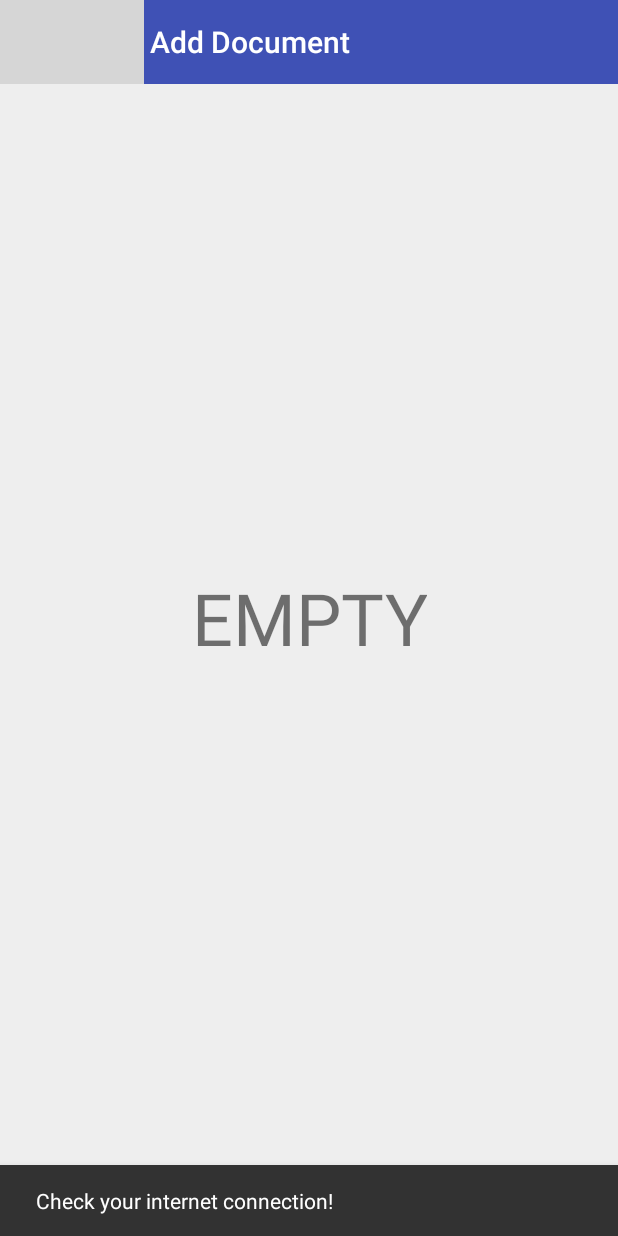
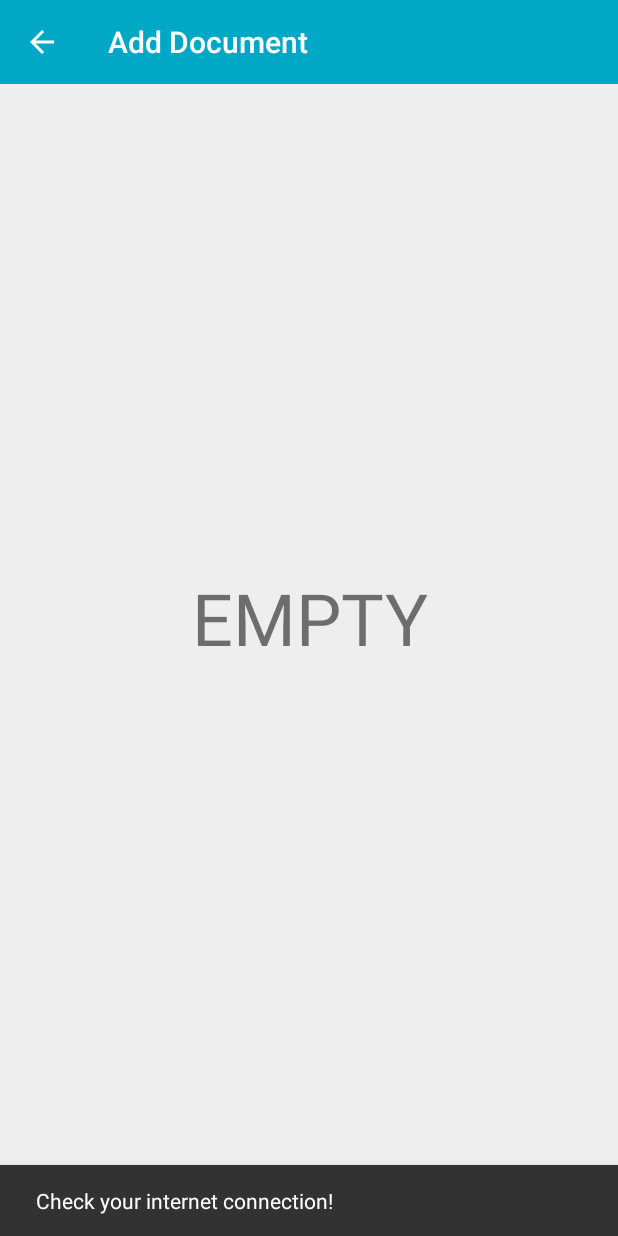
Before and after one commit to nowke/courseview, an Android app: the AddDocumentActivity screen opened directly, with no data from a screen before it, on a phone screen of 412 x 824 dp. Run offline under Robolectric (Android 15) with nearby library versions, the phone set to English and light mode, and no system bars; grey boxes are pictures that could not be loaded.

```diff
--- a/app/src/main/java/in/nowke/courseview/AddDocumentActivity.java
+++ b/app/src/main/java/in/nowke/courseview/AddDocumentActivity.java
@@ -69,16 +69,12 @@ public class AddDocumentActivity extends AppCompatActivity {
     private void setupToolbar() {
         toolbar = (Toolbar) findViewById(R.id.toolbar);
         toolbar.setTitle("Add Document");
-        toolbar.setTitleTextColor(getResources().getColor(R.color.colorWhite));
         setSupportActionBar(toolbar);
-        getSupportActionBar().setDisplayHomeAsUpEnabled(true);
-
-        final Drawable upArrow = getResources().getDrawable(R.drawable.abc_ic_ab_back_mtrl_am_alpha);
-        upArrow.setColorFilter(getResources().getColor(R.color.colorPrimaryText), PorterDuff.Mode.SRC_ATOP);
-        getSupportActionBar().setHomeAsUpIndicator(upArrow);
+        if (getSupportActionBar() != null) {
+            getSupportActionBar().setDisplayHomeAsUpEnabled(true);
+        }
 
         coordinatorLayout = (CoordinatorLayout) findViewById(R.id.coordinator);
-
     }
 
     private void setupRecycler() {
@@ -130,7 +126,7 @@ public class AddDocumentActivity extends AppCompatActivity {
                     Document document = new Document();
                     JSONObject documentObj = documentList.getJSONObject(i);
 
-                    document.id = documentObj.getInt("id");
+                    document.originalId = documentObj.getInt("id");
                     document.title = documentObj.getString("title");
                     document.owner = documentObj.getString("owner");
 
--- /dev/null
+++ b/app/src/main/java/in/nowke/courseview/classes/OnTaskCompleted.java
@@ -0,0 +1,8 @@
+package in.nowke.courseview.classes;
+
+/**
+ * Created by nav on 27/12/15.
+ */
+public interface OnTaskCompleted {
+    void onTaskCompleted();
+}
--- a/app/src/main/java/in/nowke/courseview/model/Document.java
+++ b/app/src/main/java/in/nowke/courseview/model/Document.java
@@ -8,4 +8,5 @@ public class Document {
     public String owner;
     public long id;
     public long curSubId;
+    public long originalId;
 }
--- a/app/src/main/res/drawable/button.xml
+++ /dev/null
@@ -1,4 +0,0 @@
-<selector xmlns:android="http://schemas.android.com/apk/res/android">
-    <!--<item android:state_pressed="true" android:drawable="@drawable/button_pressed"/>-->
-    <!--<item android:drawable="@drawable/button_normal"/>-->
-</selector>
--- a/app/src/main/res/layout/activity_add_document.xml
+++ b/app/src/main/res/layout/activity_add_document.xml
@@ -5,8 +5,8 @@
     android:id="@+id/coordinator"
     android:layout_width="match_parent"
     android:layout_height="match_parent"
-    android:fitsSystemWindows="true"
-    android:background="@color/colorGray">
+    android:background="@color/colorGray"
+    android:fitsSystemWindows="true">
 
     <android.support.v7.widget.Toolbar
         android:id="@+id/toolbar"
@@ -14,13 +14,15 @@
         android:layout_height="?attr/actionBarSize"
         android:background="@color/colorPrimary"
         android:title="@string/activity_document"
-        app:contentInsetStart="72dp" />
+        app:popupTheme="@style/ThemeOverlay.AppCompat.Light"
+        app:contentInsetStart="72dp"
+        app:theme="@style/toolbar_theme" />
 
     <android.support.v4.widget.SwipeRefreshLayout
         android:id="@+id/swipeRefreshLayout"
         android:layout_width="match_parent"
-        android:layout_marginTop="?attr/actionBarSize"
-        android:layout_height="match_parent">
+        android:layout_height="match_parent"
+        android:layout_marginTop="?attr/actionBarSize">
 
         <android.support.v7.widget.RecyclerView
             android:id="@+id/documentListRecycler"
@@ -31,19 +33,19 @@
     </android.support.v4.widget.SwipeRefreshLayout>
 
     <LinearLayout
-        android:orientation="vertical"
         android:id="@+id/document_empty_view"
+        android:layout_width="match_parent"
+        android:layout_height="match_parent"
         android:gravity="center"
-        android:layout_width="match_parent"
-        android:layout_height="match_parent">
+        android:orientation="vertical">
 
         <TextView
+            android:layout_width="wrap_content"
+            android:layout_height="wrap_content"
+            android:layout_gravity="center"
             android:gravity="center"
-            android:layout_gravity="center"
-            android:textSize="48sp"
             android:text="EMPTY"
-            android:layout_width="wrap_content"
-            android:layout_height="wrap_content" />
+            android:textSize="48sp" />
 
     </LinearLayout>
 
--- a/app/src/main/res/values/colors.xml
+++ b/app/src/main/res/values/colors.xml
@@ -1,8 +1,9 @@
 <?xml version="1.0" encoding="utf-8"?>
 <resources>
-    <color name="colorPrimary">#3F51B5</color>
-    <color name="colorPrimaryDark">#303F9F</color>
-    <color name="colorAccent">#FF4081</color>
+    <color name="colorPrimary">#00A8C6</color>
+    <color name="colorPrimaryDark">#007990</color>
+    <color name="colorAccent">#343838</color>
+
     <color name="colorRed">#F44336</color>
     <color name="colorWhite">#FFFFFF</color>
     <color name="colorPrimaryText">#FFFFFF</color>
--- a/app/src/main/res/values/styles.xml
+++ b/app/src/main/res/values/styles.xml
@@ -18,4 +18,9 @@
         <item name="android:theme">@style/Theme.MyApp.Button.Primary.Red</item>
     </style>
 
+    <style name="toolbar_theme" parent="ThemeOverlay.AppCompat.Light">
+        <item name="android:textColorSecondary">@color/colorWhite</item>
+        <item name="android:textColorPrimary">@color/colorWhite</item>
+    </style>
+
 </resources>
```
Also changed, not shown: app/src/main/java/in/nowke/courseview/TestHelper.java (deleted, +0 -97 lines), app/src/main/java/in/nowke/courseview/adapters/CourseviewDBAdapter.java (+14 -0 lines), app/src/main/java/in/nowke/courseview/adapters/DocumentListAdapter.java (+24 -2 lines), app/src/main/java/in/nowke/courseview/classes/DocumentDownloaderTask.java (+6 -1 lines), app/src/main/res/layout/row_document_list.xml (+18 -5 lines), app/src/main/res/drawable-hdpi/ic_done_black_18dp.png (added), app/src/main/res/drawable-mdpi/ic_done_black_18dp.png (added), app/src/main/res/drawable-xhdpi/ic_done_black_18dp.png (added), app/src/main/res/drawable-xxhdpi/ic_done_black_18dp.png (added), app/src/main/res/drawable-xxxhdpi/ic_done_black_18dp.png (added).
